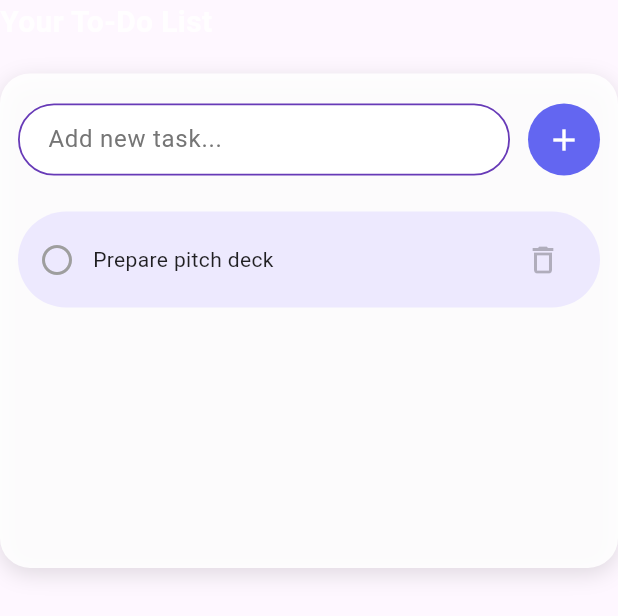
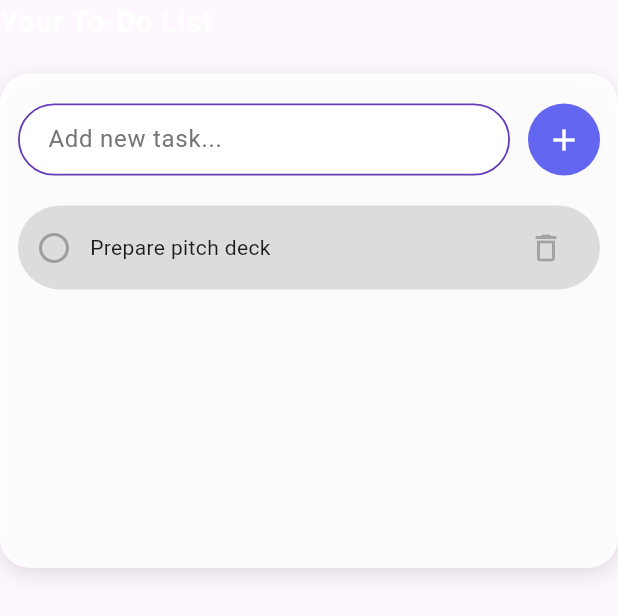
Before and after one commit to alexey192/calendarit, a Flutter app: the TodoListSection widget shown alone on an empty page, opened directly, on a phone screen of 412 x 824 dp. Shown: the top 616 px of the screen. Run offline on Flutter 3.47's test engine with Material 3 defaults, Android fonts, the phone set to English and light mode, and no system bars; our stand-ins replace bloc, cloud_firestore, cloud_functions, firebase_auth, firebase_core, flutter_bloc and 5 more; missing offline and left inert: dart:html, flutter_appauth, syncfusion_flutter_core; accounts and stored records are empty.

Commit message:
minor changes

```diff
--- a/lib/features/dashboard/calendar_widgets/calendar_section.dart
+++ b/lib/features/dashboard/calendar_widgets/calendar_section.dart
@@ -31,7 +31,7 @@ class CalendarSection extends StatelessWidget {
               ),
               dataSource: _CalendarDataSource(state.events),
               showNavigationArrow: true,
-              allowDragAndDrop: true,
+              allowDragAndDrop: false,
               allowAppointmentResize: true,
             ),
           );
--- a/lib/features/dashboard/widgets/todo_list_section.dart
+++ b/lib/features/dashboard/widgets/todo_list_section.dart
@@ -44,7 +44,6 @@ class _TodoListSectionState extends State<TodoListSection> {
 
   @override
   Widget build(BuildContext context) {
-    final screenHeight = MediaQuery.of(context).size.height;
 
     return Column(
       crossAxisAlignment: CrossAxisAlignment.start,
@@ -62,7 +61,7 @@ class _TodoListSectionState extends State<TodoListSection> {
 
         // Main container with fixed height
         Container(
-          height: screenHeight * 0.4,
+          height: MediaQuery.of(context).size.height * 0.4,
           padding: const EdgeInsets.symmetric(vertical: 20, horizontal: 12),
           decoration: BoxDecoration(
             color: Colors.white.withOpacity(0.9),
@@ -124,18 +123,18 @@ class _TodoListSectionState extends State<TodoListSection> {
               Expanded(
                 child: ListView.separated(
                   itemCount: _todos.length,
-                  separatorBuilder: (_, __) => const SizedBox(height: 12),
+                  separatorBuilder: (_, __) => const SizedBox(height: 6),
                   itemBuilder: (context, index) {
                     final todo = _todos[index];
 
                     return AnimatedContainer(
                       duration: const Duration(milliseconds: 200),
-                      margin: const EdgeInsets.symmetric(vertical: 4),   // smaller margin
-                      padding: const EdgeInsets.symmetric(horizontal: 14, vertical: 8), // smaller padding
+                      margin: const EdgeInsets.symmetric(vertical: 0),   // smaller margin
+                      padding: const EdgeInsets.symmetric(horizontal: 12, vertical: 4), // smaller padding
                       decoration: BoxDecoration(
                         color: todo.isDone
                             ? Colors.greenAccent.withOpacity(0.3)
-                            : const Color(0xFFEDE9FE),
+                            : Colors.black12,// const Color(0xFFEDE9FE),
                         borderRadius: BorderRadius.circular(32),
                       ),
                       child: Row(
```
